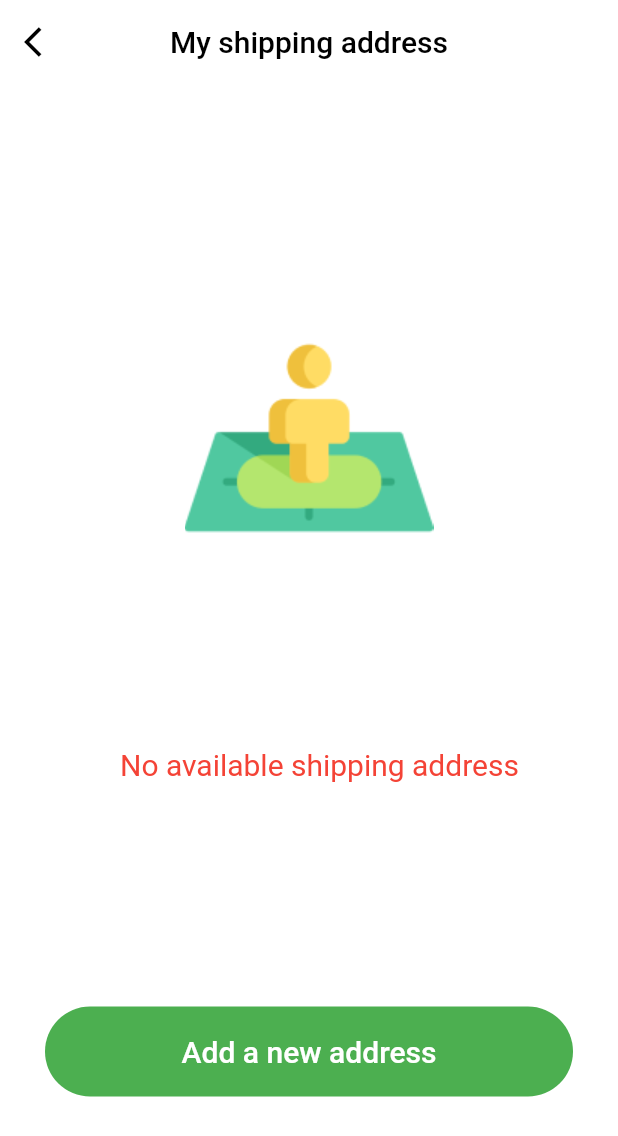
After one commit to kezieeCode/qikpharma, a Flutter app: the Feedbacks screen opened directly, after a tap on "Guidelines", on a phone screen of 412 x 824 dp. The commit adds this screen. Shown: the top 1136 px of the screen. Run offline on Flutter 3.47's test engine with Material 2 defaults, Android fonts, the phone set to English and light mode, and no system bars.

Commit message:
my-shipping-address

```diff
--- a/lib/views/feedbacks.dart
+++ b/lib/views/feedbacks.dart
@@ -1,4 +1,5 @@
 import 'package:flutter/material.dart';
+import 'package:qikpharma/views/shipping.dart';
 
 class Feedbacks extends StatefulWidget {
   const Feedbacks({Key? key}) : super(key: key);
@@ -41,6 +42,13 @@ class _FeedbacksState extends State<Feedbacks> {
             ),
             Padding(
               padding: const EdgeInsets.only(left: 50),
+              child: InkWell(
+                onTap: () {
+                  Navigator.push(
+                      context,
+                      MaterialPageRoute(
+                          builder: (context) => const Shipping()));
+                },
                 child: Stack(
                   children: [
                     ClipRRect(
@@ -93,6 +101,7 @@ class _FeedbacksState extends State<Feedbacks> {
                       ),
                     )
                   ],
+                ),
               ),
             ),
             const SizedBox(
--- /dev/null
+++ b/lib/views/shipping.dart
@@ -0,0 +1,72 @@
+import 'package:flutter/material.dart';
+
+class Shipping extends StatefulWidget {
+  const Shipping({Key? key}) : super(key: key);
+
+  @override
+  State<Shipping> createState() => _ShippingState();
+}
+
+class _ShippingState extends State<Shipping> {
+  @override
+  Widget build(BuildContext context) {
+    return Scaffold(
+        appBar: AppBar(
+          title: const Text(
+            "My shipping address",
+            style: TextStyle(color: Colors.black),
+          ),
+          centerTitle: true,
+          backgroundColor: Colors.white,
+          elevation: 0,
+          leading: IconButton(
+              onPressed: () {
+                Navigator.pop(context);
+              },
+              icon: const Icon(
+                Icons.arrow_back_ios,
+                color: Colors.black,
+              )),
+        ),
+        body: Container(
+          color: Colors.white,
+          child: ListView(
+            children: [
+              Padding(
+                padding: const EdgeInsets.only(top: 30),
+                child: Image.asset(
+                  "assets/images/shipping.png",
+                ),
+              ),
+              const Padding(
+                padding: EdgeInsets.only(
+                  left: 80,
+                ),
+                child: Text(
+                  "No available shipping address",
+                  style: TextStyle(color: Colors.red, fontSize: 20),
+                ),
+              ),
+              const SizedBox(height: 150),
+              Padding(
+                padding: const EdgeInsets.only(left: 30, right: 30),
+                child: Container(
+                  height: 60,
+                  child: Material(
+                    color: Colors.green,
+                    borderRadius: BorderRadius.circular(30),
+                    child: MaterialButton(
+                      onPressed: () {},
+                      child: const Text(
+                        "Add a new address",
+                        style: TextStyle(color: Colors.white, fontSize: 20),
+                      ),
+                    ),
+                  ),
+                ),
+              )
+            ],
+          ),
+        ));
+  }
+}
```
Also changed, not shown: assets/images/shipping.png (added). Lines whose indentation alone changed are shown as unchanged.
